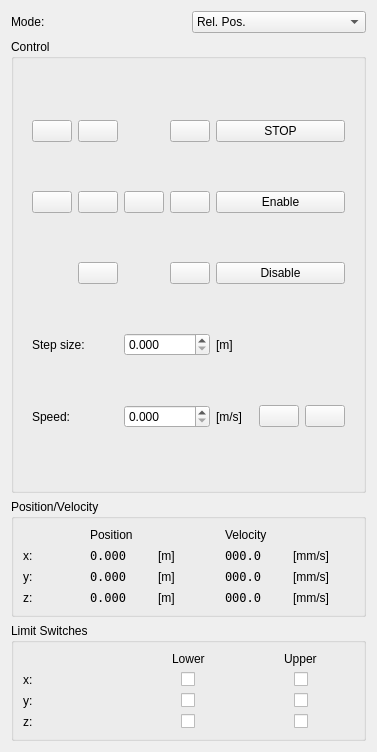
Qt form resource/ManualControl.ui (HippoCampusRobotics/rqt_gantry) before a commit.
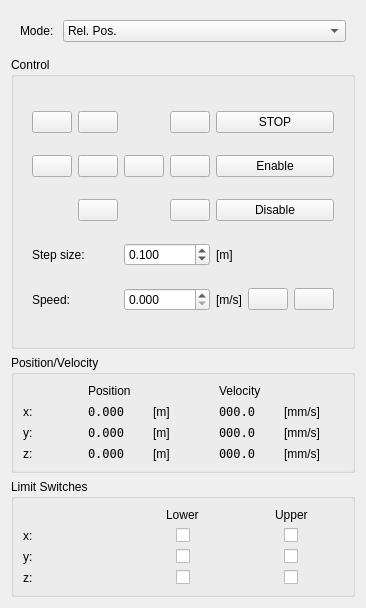
The same form after that commit. The open tabs and pages were chosen to show the change. Icons and pictures are not drawn.

The edit to the form file:
```diff
--- a/resource/ManualControl.ui
+++ b/resource/ManualControl.ui
@@ -6,12 +6,12 @@
    <rect>
     <x>0</x>
     <y>0</y>
-    <width>377</width>
-    <height>752</height>
+    <width>364</width>
+    <height>608</height>
    </rect>
   </property>
   <property name="sizePolicy">
-   <sizepolicy hsizetype="Preferred" vsizetype="Preferred">
+   <sizepolicy hsizetype="Fixed" vsizetype="Fixed">
     <horstretch>0</horstretch>
     <verstretch>0</verstretch>
    </sizepolicy>
@@ -20,7 +20,168 @@
    <string>Form</string>
   </property>
   <layout class="QGridLayout" name="gridLayout">
-   <item row="2" column="0" colspan="2">
+   <item row="4" column="0" colspan="2">
+    <widget class="QGroupBox" name="groupBox">
+     <property name="title">
+      <string>Position/Velocity</string>
+     </property>
+     <layout class="QGridLayout" name="gridLayout_4">
+      <item row="3" column="4">
+       <widget class="QLabel" name="label_6">
+        <property name="text">
+         <string>[mm/s]</string>
+        </property>
+       </widget>
+      </item>
+      <item row="2" column="3">
+       <widget class="QLabel" name="actual_velocity_y">
+        <property name="font">
+         <font>
+          <family>DejaVu Sans Mono</family>
+         </font>
+        </property>
+        <property name="text">
+         <string>000.0</string>
+        </property>
+       </widget>
+      </item>
+      <item row="2" column="1">
+       <widget class="QLabel" name="actual_position_y">
+        <property name="font">
+         <font>
+          <family>DejaVu Sans Mono</family>
+         </font>
+        </property>
+        <property name="text">
+         <string>0.000</string>
+        </property>
+       </widget>
+      </item>
+      <item row="2" column="4">
+       <widget class="QLabel" name="label_5">
+        <property name="text">
+         <string>[mm/s]</string>
+        </property>
+       </widget>
+      </item>
+      <item row="2" column="0">
+       <widget class="QLabel" name="y_label">
+        <property name="text">
+         <string>y:</string>
+        </property>
+       </widget>
+      </item>
+      <item row="3" column="0">
+       <widget class="QLabel" name="z_label">
+        <property name="text">
+         <string>z:</string>
+        </property>
+       </widget>
+      </item>
+      <item row="3" column="2">
+       <widget class="QLabel" name="z_unit_label">
+        <property name="text">
+         <string>[m]</string>
+        </property>
+       </widget>
+      </item>
+      <item row="2" column="2">
+       <widget class="QLabel" name="y_pos_unit_label">
+        <property name="text">
+         <string>[m]</string>
+        </property>
+       </widget>
+      </item>
+      <item row="1" column="3">
+       <widget class="QLabel" name="actual_velocity_x">
+        <property name="font">
+         <font>
+          <family>DejaVu Sans Mono</family>
+         </font>
+        </property>
+        <property name="text">
+         <string>000.0</string>
+        </property>
+       </widget>
+      </item>
+      <item row="3" column="1">
+       <widget class="QLabel" name="actual_position_z">
+        <property name="font">
+         <font>
+          <family>DejaVu Sans Mono</family>
+         </font>
+        </property>
+        <property name="text">
+         <string>0.000</string>
+        </property>
+       </widget>
+      </item>
+      <item row="1" column="0">
+       <widget class="QLabel" name="x_label">
+        <property name="text">
+         <string>x:</string>
+        </property>
+       </widget>
+      </item>
+      <item row="1" column="2">
+       <widget class="QLabel" name="x_pos_unit_label">
+        <property name="text">
+         <string>[m]</string>
+        </property>
+       </widget>
+      </item>
+      <item row="1" column="1">
+       <widget class="QLabel" name="actual_position_x">
+        <property name="font">
+         <font>
+          <family>DejaVu Sans Mono</family>
+         </font>
+        </property>
+        <property name="text">
+         <string>0.000</string>
+        </property>
+        <property name="scaledContents">
+         <bool>false</bool>
+        </property>
+       </widget>
+      </item>
+      <item row="3" column="3">
+       <widget class="QLabel" name="actual_velocity_z">
+        <property name="font">
+         <font>
+          <family>DejaVu Sans Mono</family>
+         </font>
+        </property>
+        <property name="text">
+         <string>000.0</string>
+        </property>
+       </widget>
+      </item>
+      <item row="1" column="4">
+       <widget class="QLabel" name="label_4">
+        <property name="text">
+         <string>[mm/s]</string>
+        </property>
+       </widget>
+      </item>
+      <item row="0" column="1" colspan="2">
+       <widget class="QLabel" name="label_7">
+        <property name="text">
+         <string>Position</string>
+        </property>
+       </widget>
+      </item>
+      <item row="0" column="3" colspan="2">
+       <widget class="QLabel" name="label_8">
+        <property name="text">
+         <string>Velocity</string>
+        </property>
+       </widget>
+      </item>
+     </layout>
+    </widget>
+   </item>
+   <item row="3" column="0" colspan="2">
     <widget class="QGroupBox" name="groupBox_2">
      <property name="title">
       <string>Control</string>
@@ -113,6 +274,9 @@
             <property name="singleStep">
              <double>0.010000000000000</double>
             </property>
+            <property name="value">
+             <double>0.100000000000000</double>
+            </property>
            </widget>
           </item>
           <item row="5" column="3">
@@ -533,189 +697,7 @@
      </layout>
     </widget>
    </item>
-   <item row="0" column="0">
-    <widget class="QLabel" name="mode_label">
-     <property name="text">
-      <string>Mode:</string>
-     </property>
-    </widget>
-   </item>
-   <item row="3" column="0" colspan="2">
-    <widget class="QGroupBox" name="groupBox">
-     <property name="title">
-      <string>Position/Velocity</string>
-     </property>
-     <layout class="QGridLayout" name="gridLayout_4">
-      <item row="3" column="4">
-       <widget class="QLabel" name="label_6">
-        <property name="text">
-         <string>[mm/s]</string>
-        </property>
-       </widget>
-      </item>
-      <item row="2" column="3">
-       <widget class="QLabel" name="actual_velocity_y">
-        <property name="font">
-         <font>
-          <family>DejaVu Sans Mono</family>
-         </font>
-        </property>
-        <property name="text">
-         <string>000.0</string>
-        </property>
-       </widget>
-      </item>
-      <item row="2" column="1">
-       <widget class="QLabel" name="actual_position_y">
-        <property name="font">
-         <font>
-          <family>DejaVu Sans Mono</family>
-         </font>
-        </property>
-        <property name="text">
-         <string>0.000</string>
-        </property>
-       </widget>
-      </item>
-      <item row="2" column="4">
-       <widget class="QLabel" name="label_5">
-        <property name="text">
-         <string>[mm/s]</string>
-        </property>
-       </widget>
-      </item>
-      <item row="2" column="0">
-       <widget class="QLabel" name="y_label">
-        <property name="text">
-         <string>y:</string>
-        </property>
-       </widget>
-      </item>
-      <item row="3" column="0">
-       <widget class="QLabel" name="z_label">
-        <property name="text">
-         <string>z:</string>
-        </property>
-       </widget>
-      </item>
-      <item row="3" column="2">
-       <widget class="QLabel" name="z_unit_label">
-        <property name="text">
-         <string>[m]</string>
-        </property>
-       </widget>
-      </item>
-      <item row="2" column="2">
-       <widget class="QLabel" name="y_pos_unit_label">
-        <property name="text">
-         <string>[m]</string>
-        </property>
-       </widget>
-      </item>
-      <item row="1" column="3">
-       <widget class="QLabel" name="actual_velocity_x">
-        <property name="font">
-         <font>
-          <family>DejaVu Sans Mono</family>
-         </font>
-        </property>
-        <property name="text">
-         <string>000.0</string>
-        </property>
-       </widget>
-      </item>
-      <item row="3" column="1">
-       <widget class="QLabel" name="actual_position_z">
-        <property name="font">
-         <font>
-          <family>DejaVu Sans Mono</family>
-         </font>
-        </property>
-        <property name="text">
-         <string>0.000</string>
-        </property>
-       </widget>
-      </item>
-      <item row="1" column="0">
-       <widget class="QLabel" name="x_label">
-        <property name="text">
-         <string>x:</string>
-        </property>
-       </widget>
-      </item>
-      <item row="1" column="2">
-       <widget class="QLabel" name="x_pos_unit_label">
-        <property name="text">
-         <string>[m]</string>
-        </property>
-       </widget>
-      </item>
-      <item row="1" column="1">
-       <widget class="QLabel" name="actual_position_x">
-        <property name="font">
-         <font>
-          <family>DejaVu Sans Mono</family>
-         </font>
-        </property>
-        <property name="text">
-         <string>0.000</string>
-        </property>
-        <property name="scaledContents">
-         <bool>false</bool>
-        </property>
-       </widget>
-      </item>
-      <item row="3" column="3">
-       <widget class="QLabel" name="actual_velocity_z">
-        <property name="font">
-         <font>
-          <family>DejaVu Sans Mono</family>
-         </font>
-        </property>
-        <property name="text">
-         <string>000.0</string>
-        </property>
-       </widget>
-      </item>
-      <item row="1" column="4">
-       <widget class="QLabel" name="label_4">
-        <property name="text">
-         <string>[mm/s]</string>
-        </property>
-       </widget>
-      </item>
-      <item row="0" column="1" colspan="2">
-       <widget class="QLabel" name="label_7">
-        <property name="text">
-         <string>Position</string>
-        </property>
-       </widget>
-      </item>
-      <item row="0" column="3" colspan="2">
-       <widget class="QLabel" name="label_8">
-        <property name="text">
-         <string>Velocity</string>
-        </property>
-       </widget>
-      </item>
-     </layout>
-    </widget>
-   </item>
-   <item row="0" column="1">
-    <widget class="QComboBox" name="mode_combobox">
-     <item>
-      <property name="text">
-       <string>Rel. Pos.</string>
-      </property>
-     </item>
-     <item>
-      <property name="text">
-       <string>Velocity</string>
-      </property>
-     </item>
-    </widget>
-   </item>
-   <item row="4" column="0" colspan="2">
+   <item row="5" column="0" colspan="2">
     <widget class="QGroupBox" name="groupBox_3">
      <property name="title">
       <string>Limit Switches</string>
@@ -801,6 +783,33 @@
      </layout>
     </widget>
    </item>
+   <item row="1" column="0" colspan="2">
+    <widget class="QWidget" name="widget" native="true">
+     <layout class="QFormLayout" name="formLayout">
+      <item row="0" column="0">
+       <widget class="QLabel" name="mode_label">
+        <property name="text">
+         <string>Mode: </string>
+        </property>
+       </widget>
+      </item>
+      <item row="0" column="1">
+       <widget class="QComboBox" name="mode_combobox">
+        <item>
+         <property name="text">
+          <string>Rel. Pos.</string>
+         </property>
+        </item>
+        <item>
+         <property name="text">
+          <string>Velocity</string>
+         </property>
+        </item>
+       </widget>
+      </item>
+     </layout>
+    </widget>
+   </item>
   </layout>
  </widget>
  <resources/>
```
Left out of the diff: 4 changed lines with no effect on the pictures.
